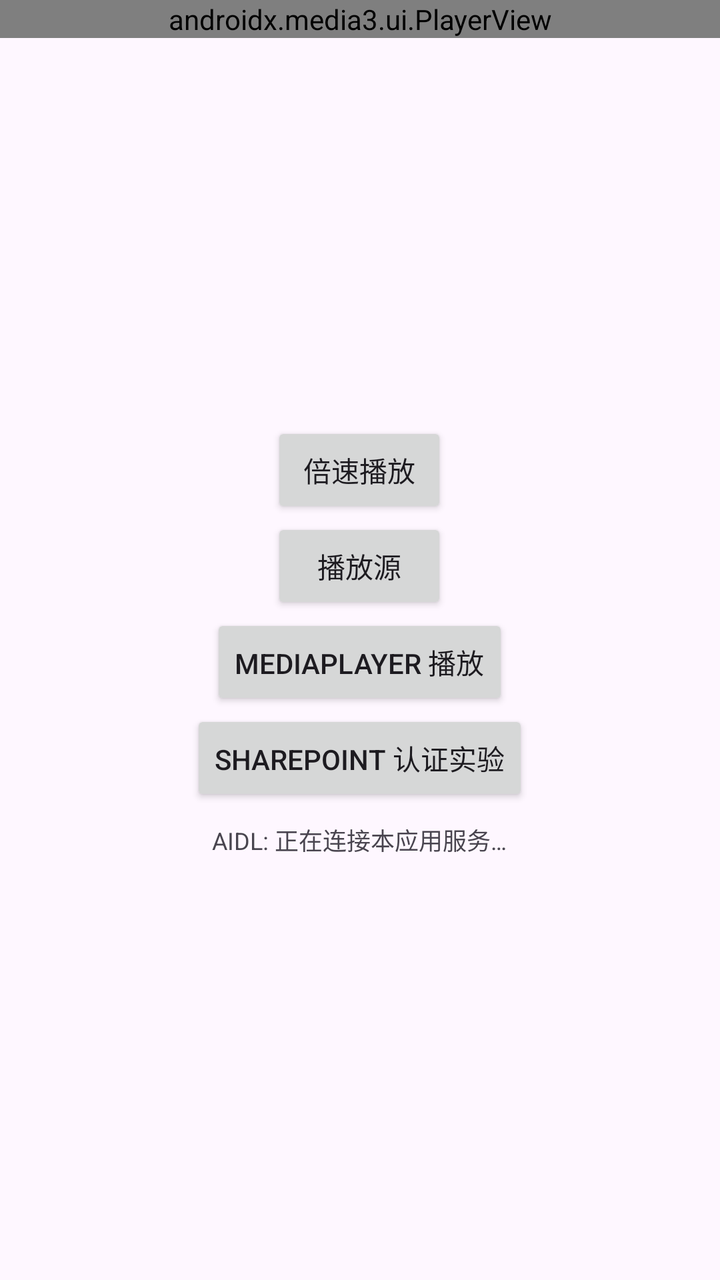
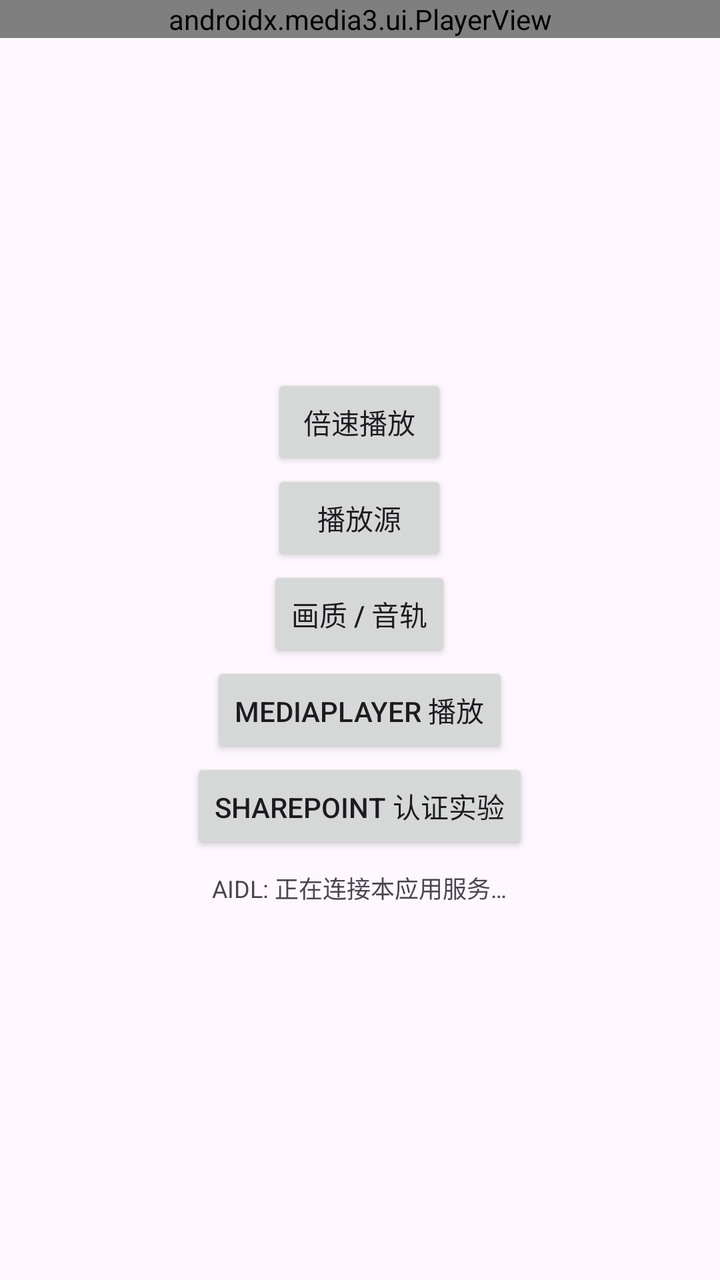

Two renders of the same Android screen: before a commit and after it. Below are the layout's source before the change and the commit's diff.
<!-- AndroidManifest.xml: application theme Theme.Exojavademo -->
<!-- res/layout/activity_main.xml -->
<RelativeLayout xmlns:android="http://schemas.android.com/apk/res/android"
    xmlns:tools="http://schemas.android.com/tools"
    android:layout_width="match_parent"
    android:layout_height="match_parent"
    tools:context=".MainActivity">

    <androidx.media3.ui.PlayerView
        android:id="@+id/player_view"
        android:layout_width="match_parent"
        android:layout_height="wrap_content"
        android:keepScreenOn="true"/>

    <LinearLayout
        android:layout_width="wrap_content"
        android:layout_height="wrap_content"
        android:layout_centerInParent="true"
        android:orientation="vertical"
        android:gravity="center">

        <Button
            android:id="@+id/button"
            android:layout_width="wrap_content"
            android:layout_height="wrap_content"
            android:text="@string/btn_speed"/>

        <Button
            android:id="@+id/btn_source"
            android:layout_width="wrap_content"
            android:layout_height="wrap_content"
            android:text="@string/btn_source"/>

        <Button
            android:id="@+id/btn_mediaplayer"
            android:layout_width="wrap_content"
            android:layout_height="wrap_content"
            android:text="@string/btn_mediaplayer"/>

        <Button
            android:id="@+id/btn_sharepoint"
            android:layout_width="wrap_content"
            android:layout_height="wrap_content"
            android:text="@string/btn_sharepoint"/>

        <TextView
            android:id="@+id/aidl_status"
            android:layout_width="wrap_content"
            android:layout_height="wrap_content"
            android:paddingTop="8dp"
            android:text="@string/aidl_connecting"
            android:textColor="?android:attr/textColorSecondary"
            android:textSize="12sp"/>

    </LinearLayout>

</RelativeLayout>
<!-- resources referenced by this layout -->
<resources>
  <string name="aidl_connecting">AIDL: 正在连接本应用服务…</string>
  <string name="btn_mediaplayer">MediaPlayer 播放</string>
  <string name="btn_sharepoint">SharePoint 认证实验</string>
  <string name="btn_source">播放源</string>
  <string name="btn_speed">倍速播放</string>
  <style name="Theme.Exojavademo" parent="Base.Theme.Exojavademo" />
  <style name="Base.Theme.Exojavademo" parent="Theme.Material3.DayNight.NoActionBar">
          
          
      </style>
</resources>

<!-- the commit's change to res/layout/activity_main.xml (unified diff, before → after) -->
@@ -30,6 +30,12 @@
             android:text="@string/btn_source"/>
 
         <Button
+            android:id="@+id/btn_tracks"
+            android:layout_width="wrap_content"
+            android:layout_height="wrap_content"
+            android:text="@string/btn_tracks"/>
+
+        <Button
             android:id="@+id/btn_mediaplayer"
             android:layout_width="wrap_content"
             android:layout_height="wrap_content"
<!-- resource entries referenced after the edit -->
@@ -5,6 +5,7 @@
   <string name="btn_sharepoint">SharePoint 认证实验</string>
   <string name="btn_source">播放源</string>
   <string name="btn_speed">倍速播放</string>
+  <string name="btn_tracks">画质 / 音轨</string>
   <style name="Theme.Exojavademo" parent="Base.Theme.Exojavademo" />
   <style name="Base.Theme.Exojavademo" parent="Theme.Material3.DayNight.NoActionBar">
           
